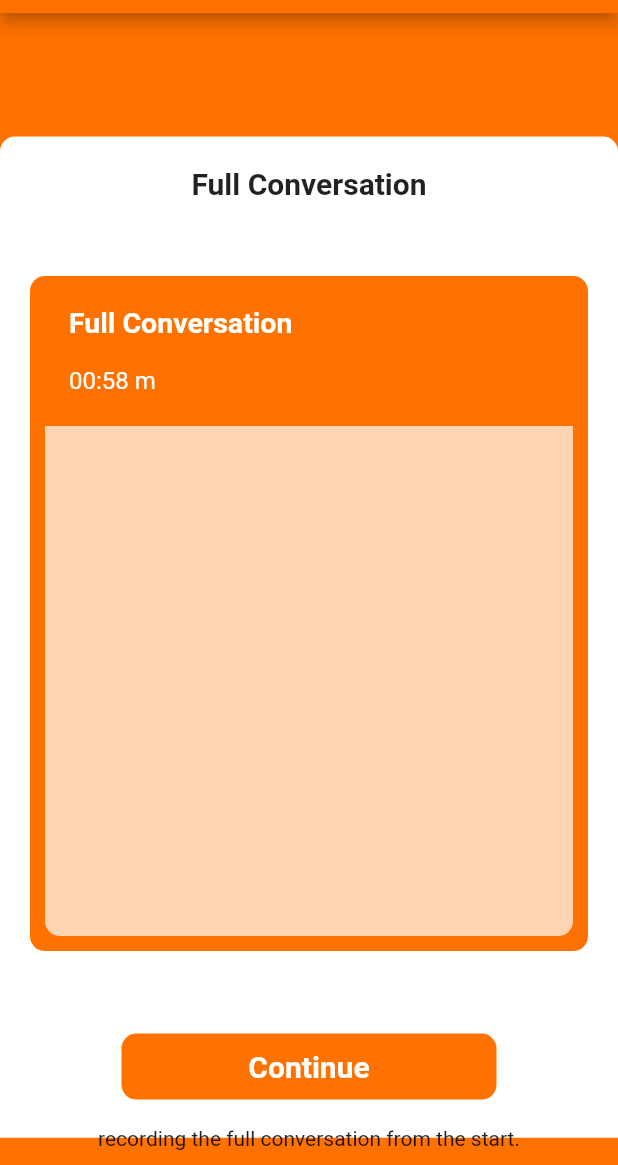
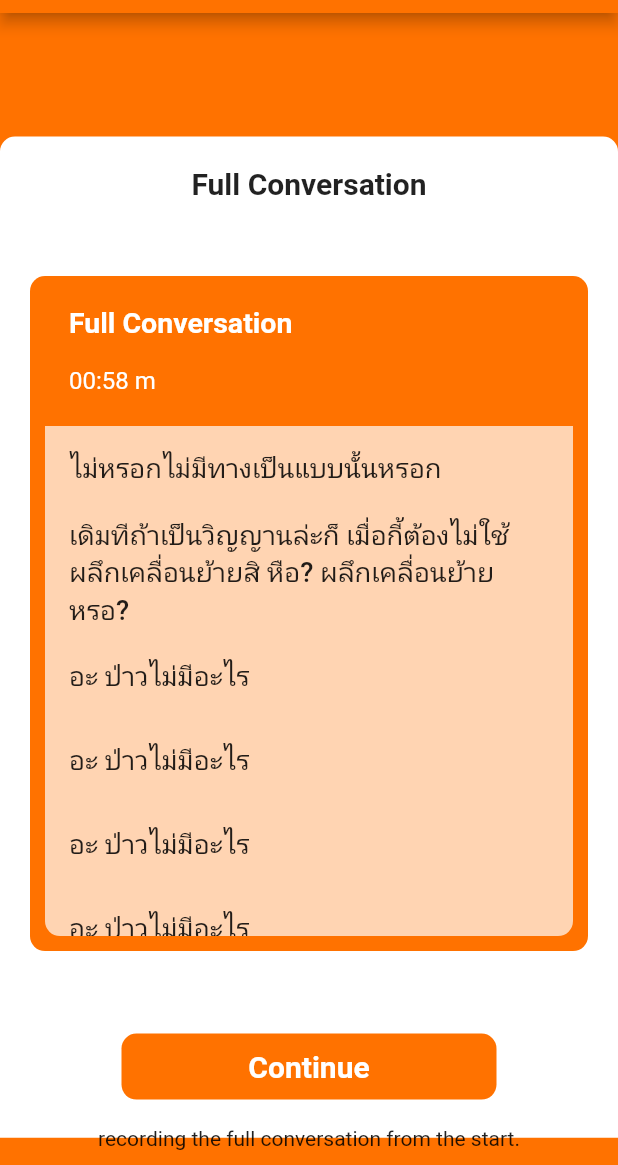
Before and after one commit to Napat-Edu/Overvoice, a Flutter app: the FullCon screen opened directly, on a phone screen of 412 x 824 dp, the part 71-1236 px from its top. Run offline on Flutter 3.47's test engine with Material 2 defaults, Android fonts, the phone set to English and light mode, and no system bars; our stand-ins replace cloud_firestore, firebase_auth, firebase_core, flutter_signin_button, google_sign_in; accounts and stored records are empty.

Commit message:
Gongzu add speech

```diff
--- /dev/null
+++ b/lib/model/conver_detail.dart
@@ -0,0 +1,7 @@
+class ConverDetails{
+  String? titleName;
+  String? characterName;
+  String? conversation;
+
+  ConverDetails(this.titleName,this.characterName,this.conversation);
+}
--- a/lib/views/fullcon.dart
+++ b/lib/views/fullcon.dart
@@ -2,6 +2,8 @@ import 'package:flutter/material.dart';
 import 'package:flutter/src/widgets/container.dart';
 import 'package:flutter/src/widgets/framework.dart';
 import 'package:overvoice_project/views/voiceover.dart';
+
+import '../model/conver_detail.dart';
 
 class FullCon extends StatefulWidget {
   const FullCon({super.key});
@@ -11,6 +13,22 @@ class FullCon extends StatefulWidget {
 }
 
 class _FullConState extends State<FullCon> {
+
+  List<ConverDetails> converList = [
+    ConverDetails(
+        "Sword Art Online", "Kirito", "ไม่หรอกไม่มีทางเป็นแบบนั้นหรอก"),
+    ConverDetails("Sword Art Online", "Kirito",
+        "เดิมทีถ้าเป็นวิญญานล่ะก็ เมื่อกี้ต้องไม่ใช้ผลึกเคลื่อนย้ายสิ หือ? ผลึกเคลื่อนย้ายหรอ?"),
+    ConverDetails("Sword Art Online", "Kirito", "อะ ป่าวไม่มีอะไร"),
+    ConverDetails("Sword Art Online", "Kirito", "อะ ป่าวไม่มีอะไร"),
+    ConverDetails("Sword Art Online", "Kirito", "อะ ป่าวไม่มีอะไร"),
+    ConverDetails("Sword Art Online", "Kirito", "อะ ป่าวไม่มีอะไร"),
+    ConverDetails("Sword Art Online", "Kirito", "อะ ป่าวไม่มีอะไร"),
+    ConverDetails("Sword Art Online", "Kirito", "อะ ป่าวไม่มีอะไร"),
+    ConverDetails("Sword Art Online", "Kirito", "อะ ป่าวไม่มีอะไร"),
+    ConverDetails("Sword Art Online", "Kirito", "อะ ป่าวไม่มีอะไร"),
+  ];
+
   @override
   Widget build(BuildContext context) {
     return Scaffold(
@@ -111,7 +129,18 @@ class _FullConState extends State<FullCon> {
                               borderRadius: BorderRadius.only(
                                   bottomLeft: Radius.circular(10),
                                   bottomRight: Radius.circular(10))),
-                        ))
+                        child: Expanded(
+                          child: ListView.builder(
+                              itemCount: converList.length,
+                              itemBuilder: (context, index) => ListTile(
+                                    title: Text(
+                                      converList[index].conversation!,
+                                      style: TextStyle(
+                                          fontSize: 18,
+                                          fontWeight: FontWeight.w500),
+                                    ),
+                                  )),
+                        )),)
                   ],
                 ),
                 SizedBox(
--- a/lib/views/listen.dart
+++ b/lib/views/listen.dart
@@ -116,7 +116,8 @@ class _ListenState extends State<Listen> {
                               ),
                             ),
                           ),
-                          title: Text(' ${listenList[index].userName!}',
+                          title: Text(
+                            ' ${listenList[index].userName!}',
                             style: const TextStyle(
                                 color: Colors.black,
                                 fontWeight: FontWeight.bold,
--- a/lib/views/record.dart
+++ b/lib/views/record.dart
@@ -1,6 +1,7 @@
 import 'package:flutter/material.dart';
 import 'package:flutter/src/widgets/container.dart';
 import 'package:flutter/src/widgets/framework.dart';
+import 'package:overvoice_project/model/conver_detail.dart';
 
 class Record extends StatefulWidget {
   const Record({super.key});
@@ -10,6 +11,21 @@ class Record extends StatefulWidget {
 }
 
 class _RecordState extends State<Record> {
+  List<ConverDetails> converList = [
+    ConverDetails(
+        "Sword Art Online", "Kirito", "ไม่หรอกไม่มีทางเป็นแบบนั้นหรอก"),
+    ConverDetails("Sword Art Online", "Kirito",
+        "เดิมทีถ้าเป็นวิญญานล่ะก็ เมื่อกี้ต้องไม่ใช้ผลึกเคลื่อนย้ายสิ หือ? ผลึกเคลื่อนย้ายหรอ?"),
+    ConverDetails("Sword Art Online", "Kirito", "อะ ป่าวไม่มีอะไร"),
+    ConverDetails("Sword Art Online", "Kirito", "อะ ป่าวไม่มีอะไร"),
+    ConverDetails("Sword Art Online", "Kirito", "อะ ป่าวไม่มีอะไร"),
+    ConverDetails("Sword Art Online", "Kirito", "อะ ป่าวไม่มีอะไร"),
+    ConverDetails("Sword Art Online", "Kirito", "อะ ป่าวไม่มีอะไร"),
+    ConverDetails("Sword Art Online", "Kirito", "อะ ป่าวไม่มีอะไร"),
+    ConverDetails("Sword Art Online", "Kirito", "อะ ป่าวไม่มีอะไร"),
+    ConverDetails("Sword Art Online", "Kirito", "อะ ป่าวไม่มีอะไร"),
+  ];
+
   @override
   Widget build(BuildContext context) {
     return Scaffold(
@@ -100,10 +116,23 @@ class _RecordState extends State<Record> {
                             borderRadius: BorderRadius.only(
                                 bottomLeft: Radius.circular(10),
                                 bottomRight: Radius.circular(10))),
-                    ))
+                        child: Expanded(
+                          child: ListView.builder(
+                              itemCount: converList.length,
+                              itemBuilder: (context, index) => ListTile(
+                                    title: Text(
+                                      converList[index].conversation!,
+                                      style: TextStyle(
+                                          fontSize: 18,
+                                          fontWeight: FontWeight.w500),
+                                    ),
+                                  )),
+                        )))
               ],
             ),
-            SizedBox(height: 80,),
+            SizedBox(
+              height: 80,
+            ),
             SizedBox(
               width: 300,
               height: 44,
@@ -119,7 +148,10 @@ class _RecordState extends State<Record> {
                   Navigator.push(context,
                       MaterialPageRoute(builder: (context) => Record()));
                 },
-                child: const Text('Save'),
+                child: Semantics(
+                  child: Text("Save"),
+                  label: 'Save',
+                ),
               ),
             ),
           ],
```
Lines whose indentation alone changed are shown as unchanged.
